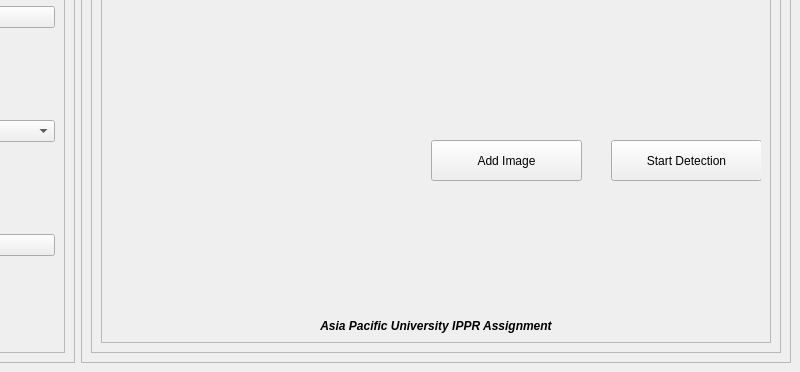
The window that UI_Design/manual_inspection_screen.ui (JJLee2910/Glove-Defect-Detection-System) describes before a commit, drawn with Qt 5; both pictures show x 196 to 996 and y 329 to 701 of the 996 by 701 pixel window.
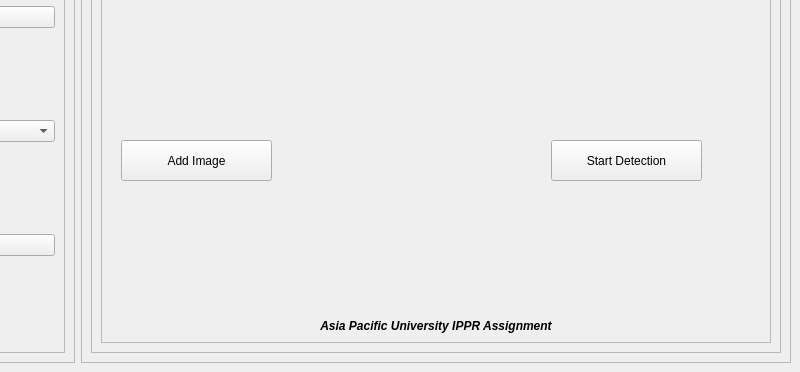
The same window after the commit. Icons and pictures are not drawn.

Commit message: updated the UI design on manual inspection file

The edit to the form file:
```diff
--- a/UI_Design/manual_inspection_screen.ui
+++ b/UI_Design/manual_inspection_screen.ui
@@ -305,7 +305,7 @@
                <widget class="QPushButton" name="AddImageBtn">
                 <property name="geometry">
                  <rect>
-                  <x>320</x>
+                  <x>10</x>
                   <y>430</y>
                   <width>151</width>
                   <height>41</height>
@@ -318,7 +318,7 @@
                <widget class="QPushButton" name="StartDetectionBtn">
                 <property name="geometry">
                  <rect>
-                  <x>500</x>
+                  <x>440</x>
                   <y>430</y>
                   <width>151</width>
                   <height>41</height>
```
The commit also changes 6 other files.
